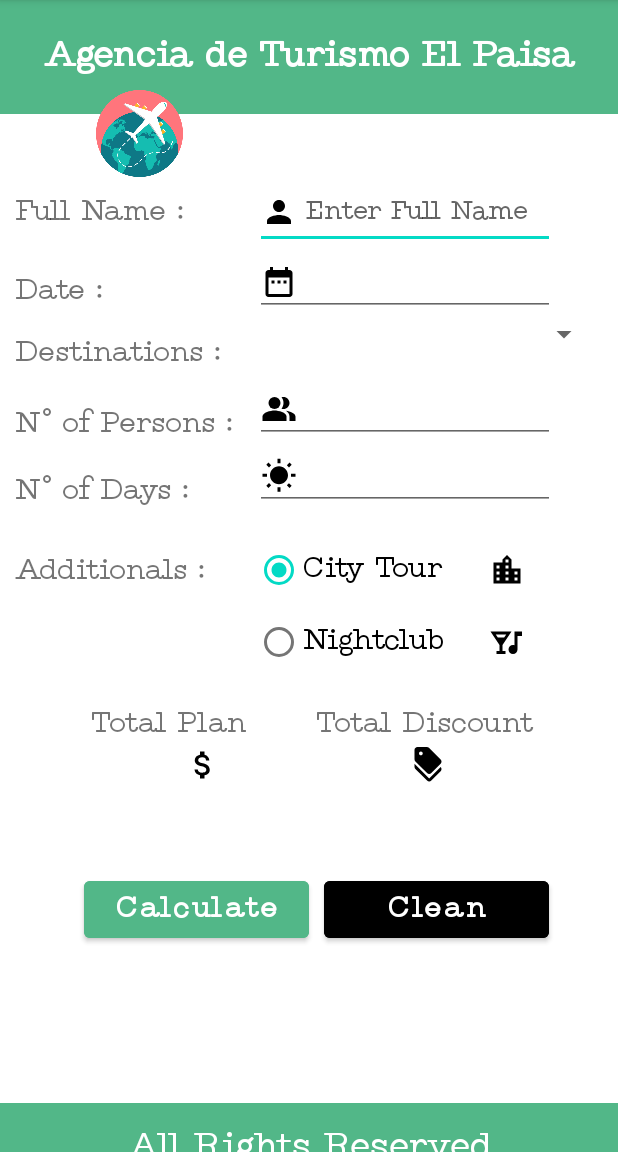
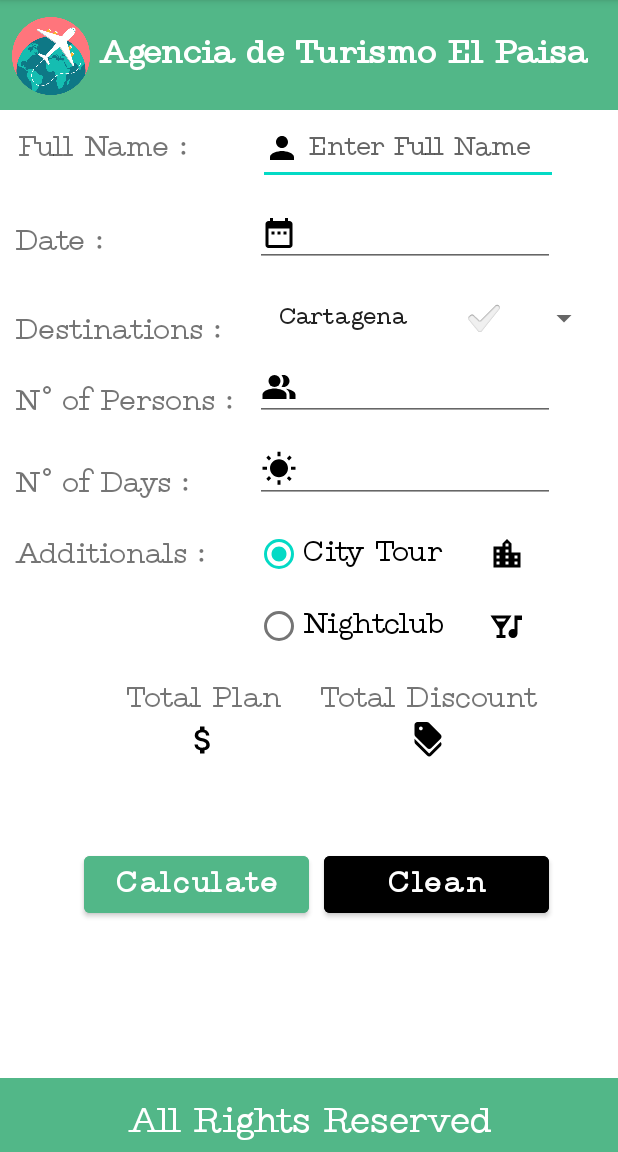
Before and after one commit to davidmillan5/VacationsApp-AndroidStudio, an Android app: the screen it shows after launch (MainActivity), on a phone screen of 412 x 824 dp, the part 84-1236 px from its top. Run offline under Robolectric (Android 15) with nearby library versions, the phone set to English and light mode, and no system bars.

Commit message:
Completed Project about an app to make reservations for a Vacation Trip Company

```diff
--- a/app/src/main/java/com/example/vacationsapp/MainActivity.java
+++ b/app/src/main/java/com/example/vacationsapp/MainActivity.java
@@ -1,18 +1,143 @@
 package com.example.vacationsapp;
+
+import static java.lang.Integer.parseInt;
 
 import androidx.appcompat.app.AppCompatActivity;
 
 import android.os.Bundle;
+import android.view.View;
+import android.widget.AdapterView;
+import android.widget.ArrayAdapter;
+import android.widget.Button;
+import android.widget.EditText;
+import android.widget.RadioButton;
+import android.widget.Spinner;
+import android.widget.TextView;
+import android.widget.Toast;
+
+import java.text.DecimalFormat;
 
 
-public class MainActivity extends AppCompatActivity {
+public class MainActivity extends AppCompatActivity implements AdapterView.OnItemSelectedListener{
 
-
+    String[] arrDestinations = {"Cartagena","San Andrés","Santa Marta"};
+    String selDestination;
 
 
     @Override
     protected void onCreate(Bundle savedInstanceState) {
         super.onCreate(savedInstanceState);
         setContentView(R.layout.activity_main);
+        EditText fullname = findViewById(R.id.fullname);
+        EditText date = findViewById(R.id.date);
+        Spinner destinations = findViewById(R.id.destinations);
+        EditText numberOfPeople = findViewById(R.id.numberOfPeople);
+        EditText numberOfDays = findViewById(R.id.numberOfDays);
+        RadioButton cityTour = findViewById(R.id.cityTour);
+        RadioButton nightClub = findViewById(R.id.nightclub);
+        TextView totalplan = findViewById(R.id.totalplan);
+        TextView totaldiscount = findViewById(R.id.totaldiscount);
+        Button calculate = findViewById(R.id.calculate);
+        Button clean = findViewById(R.id.clean);
+
+
+        ArrayAdapter adDestinations = new ArrayAdapter(this, android.R.layout.simple_list_item_checked,arrDestinations);
+        destinations.setAdapter(adDestinations);
+
+        destinations.setOnItemSelectedListener(this);
+
+
+        calculate.setOnClickListener(new View.OnClickListener() {
+            @Override
+            public void onClick(View v) {
+                if(!fullname.getText().toString().isEmpty()
+                    && !date.getText().toString().isEmpty()
+                       && !numberOfPeople.getText().toString().isEmpty()
+                        && !numberOfDays.getText().toString().isEmpty()){
+                    int xnumberOfPeople = parseInt(numberOfPeople.getText().toString());
+                    int xnumberOfDays = parseInt(numberOfDays.getText().toString());
+                    if(xnumberOfPeople >= 1 && xnumberOfPeople <=10){
+                        if(xnumberOfDays >=2 && xnumberOfDays <= 5){
+
+                        long cost = 0;
+                        switch(selDestination){
+                            case "Cartagena":
+                                cost = 250000;
+                                break;
+                            case "San Andrés":
+                                cost = 200000;
+                                break;
+                            case "Santa Marta":
+                                cost= 230000;
+                                break;
+                        }
+                        double discountAmount = 0;
+                        if(xnumberOfPeople >=8){
+                            discountAmount = 0.10;
+                        }
+
+                        long xadditionals = 0;
+                        if(cityTour.isChecked()){
+                            xadditionals = 100000;
+                        }
+                        if(nightClub.isChecked()){
+                            xadditionals = 80000;
+                        }
+
+                        double xtotal = (cost* xnumberOfDays * xnumberOfPeople)+(xadditionals*xnumberOfPeople);
+                        double xdiscount = xtotal * discountAmount;
+                        double xtotalDiscount = xtotal - xdiscount;
+
+                            DecimalFormat numberFormat = new DecimalFormat("###,###,###,###");
+
+                            totaldiscount.setText(numberFormat.format(xdiscount));
+                            totalplan.setText(numberFormat.format(xtotalDiscount));
+
+                        }else{
+                            Toast.makeText(getApplicationContext(),"The amount of days should be between 2 and 5", Toast.LENGTH_SHORT).show();
+                        }
+
+                    }else{
+                        Toast.makeText(getApplicationContext(),"The amount of people should be between 1 and 10",Toast.LENGTH_SHORT).show();
+                    }
+
+
+                }else{
+                    Toast.makeText(getApplicationContext(),"Please enter your fullname, date, amount of people and amount of days",Toast.LENGTH_SHORT).show();
+                }
+
+
+            }
+        });
+
+
+        clean.setOnClickListener(new View.OnClickListener() {
+            @Override
+            public void onClick(View v) {
+                fullname.setText("");
+                date.setText("");
+                numberOfPeople.setText("");
+                numberOfDays.setText("");
+                cityTour.setChecked(true);
+                totalplan.setText("");
+                totaldiscount.setText("");
+                fullname.requestFocus();
+                destinations.setSelection(0);
+            }
+        });
+
+
+
+
+    }
+
+    @Override
+    public void onItemSelected(AdapterView<?> parent, View view, int position, long id) {
+        selDestination = arrDestinations[position];
+    }
+
+    @Override
+    public void onNothingSelected(AdapterView<?> parent) {
+
     }
 }
--- a/app/src/main/res/layout/activity_main.xml
+++ b/app/src/main/res/layout/activity_main.xml
@@ -12,8 +12,8 @@
         android:layout_width="match_parent"
         android:layout_height="wrap_content"
         android:text="Agencia de Turismo El Paisa"
-        android:textSize="24sp"
-        android:textAlignment="center"
+        android:textSize="22sp"
+        android:textAlignment="textEnd"
         android:textStyle="bold"
         android:background="@color/green"
         android:textColor="@color/white"
@@ -22,18 +22,19 @@
 
     <com.google.android.material.imageview.ShapeableImageView
         android:src="@drawable/travelimg"
-        android:layout_width="58dp"
-        android:layout_height="58dp"
+        android:layout_width="52dp"
+        android:layout_height="52dp"
         android:scaleType="fitStart"
-        android:layout_marginTop="-16dp"
-        android:layout_marginLeft="64dp"
+        android:layout_marginTop="-62dp"
+        android:layout_marginLeft="8dp"
         app:shapeAppearanceOverlay="@style/roundimageview"/>
 
     <LinearLayout
         android:layout_width="match_parent"
         android:layout_height="wrap_content"
-        android:layout_marginLeft="10dp"
-        android:layout_marginRight="10dp">
+        android:layout_marginLeft="12dp"
+        android:layout_marginRight="10dp"
+        android:layout_marginTop="12dp">
 
     <TextView
         android:text="@string/fullname"
@@ -60,6 +61,7 @@
         android:layout_height="wrap_content"
         android:layout_marginLeft="10dp"
         android:layout_marginRight="10dp"
+        android:layout_marginTop="10dp"
         >
 
         <TextView
@@ -85,6 +87,7 @@
     android:layout_height="wrap_content"
     android:layout_marginLeft="10dp"
     android:layout_marginRight="10dp"
+    android:layout_marginTop="10dp"
     >
 
 
@@ -138,6 +141,7 @@
         android:layout_height="wrap_content"
         android:layout_marginLeft="10dp"
         android:layout_marginRight="10dp"
+        android:layout_marginTop="10dp"
         >
 
 
@@ -165,7 +169,7 @@
         android:layout_height="wrap_content"
         android:layout_marginLeft="10dp"
         android:layout_marginRight="10dp"
-        android:layout_marginTop="16dp"
+        android:layout_marginTop="10dp"
         >
 
         <TextView
@@ -212,7 +216,7 @@
         android:layout_height="wrap_content"
         android:textSize="20sp"
         android:layout_marginLeft="10dp"
-        android:layout_marginTop="16sp"
+        android:layout_marginTop="10dp"
         android:textAlignment="gravity"
         android:gravity="center"
         android:orientation="horizontal"
@@ -224,6 +228,7 @@
         android:layout_height="wrap_content"
         android:textSize="20sp"
         android:drawableBottom="@drawable/ic_baseline_attach_money_24"
+        android:textAlignment="center"
         />
 
 
@@ -233,6 +238,7 @@
             android:layout_height="wrap_content"
             android:textSize="20sp"
             android:drawableBottom="@drawable/ic_baseline_discount_24"
+            android:textAlignment="center"
             />
 
 
@@ -254,6 +260,7 @@
             android:id="@+id/totalplan"
             android:layout_width="150dp"
             android:layout_height="wrap_content"
+            android:textAlignment="center"
 
             />
 
@@ -261,6 +268,7 @@
             android:id="@+id/totaldiscount"
             android:layout_width="150dp"
             android:layout_height="wrap_content"
+            android:textAlignment="center"
             />
 
 
```
